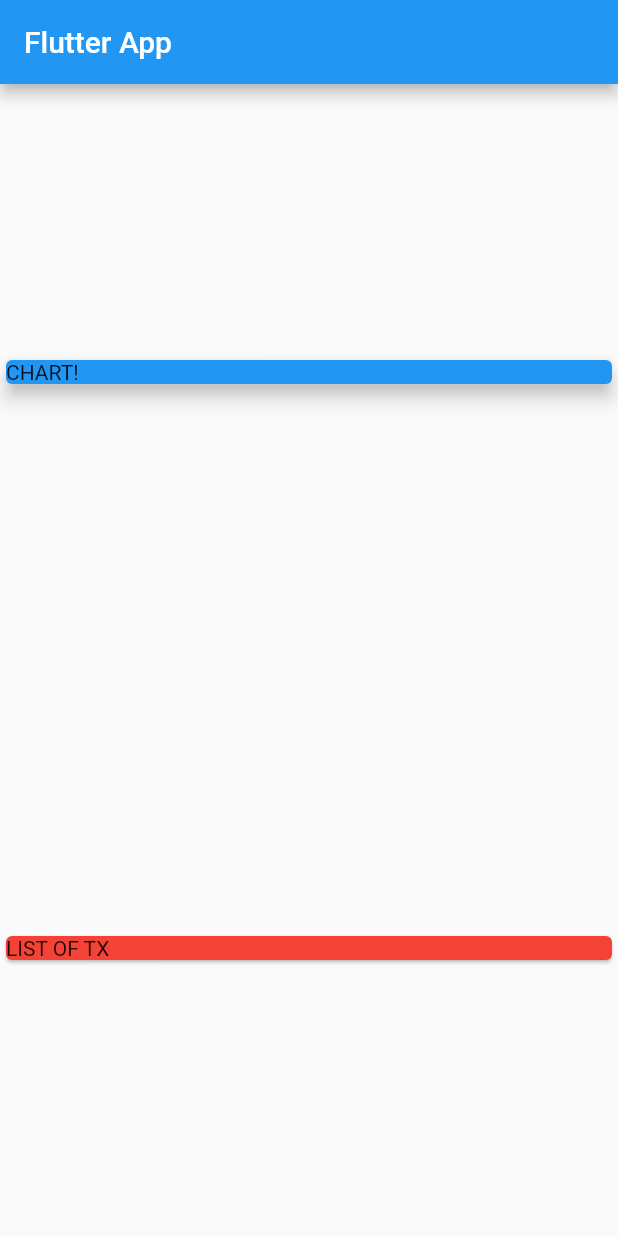
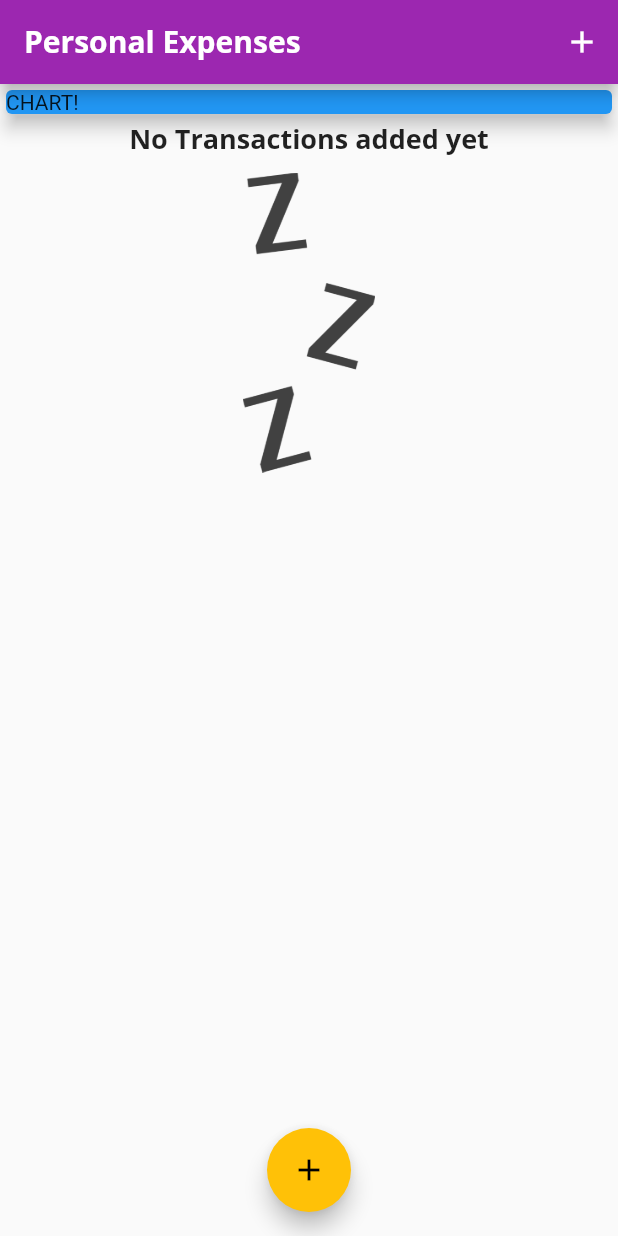
Before and after one commit to learndeeplearningbymyself/LearnFlutter, a Flutter app: the screen it shows after launch, on a phone screen of 412 x 824 dp. Run offline on Flutter 3.47's test engine with Material 2 defaults, Android fonts, the phone set to English and light mode, and no system bars.

Commit message:
Finish until section 98

```diff
--- a/expenise/lib/main.dart
+++ b/expenise/lib/main.dart
@@ -1,4 +1,9 @@
 import 'package:flutter/material.dart';
+
+import './widgets/new_transaction.dart';
+import './widgets/transaction_list.dart';
+
+import './model/transaction.dart';
 
 void main() => runApp(Expenise());
 
@@ -6,21 +11,92 @@ class Expenise extends StatelessWidget {
   @override
   Widget build(BuildContext context) {
     return MaterialApp(
-      title: 'Flutter App',
+      title: 'Personal Expenses',
+      theme: ThemeData(
+        primarySwatch: Colors.purple,
+        accentColor: Colors.amber,
+        fontFamily: 'Quicksand',
+        textTheme: ThemeData.light().textTheme.copyWith(
+          title: TextStyle(
+            fontFamily: 'OpenSans',
+            fontWeight: FontWeight.bold,
+            fontSize: 18,
+          )
+        ),
+        appBarTheme: AppBarTheme(
+          textTheme: ThemeData.light().textTheme.copyWith(
+            title: TextStyle(
+              fontFamily: 'OpenSans',
+              fontSize: 20,
+              fontWeight: FontWeight.bold,
+            )
+          ),
+        )
+      ),
       home: HomePage(),
     );
   }
 }
 
-class HomePage extends StatelessWidget {
+class HomePage extends StatefulWidget {
+  @override
+  _HomePageState createState() => _HomePageState();
+}
+
+class _HomePageState extends State<HomePage> {
+  final List<Transaction> _userTransactions = [
+    // Transaction(
+    //   title: 'New Shoes',
+    //   id: 't1',
+    //   amount: 69.99,
+    //   date: DateTime.now()
+    // ),
+    // Transaction(
+    //   title: 'Weekly Groceries',
+    //   id: 't2',
+    //   amount: 16.53,
+    //   date: DateTime.now()
+    // ),
+  ];
+
+  void _addNewTransaction(String txTitle, double txAmount) {
+    final newTx = Transaction(
+      title: txTitle,
+      amount: txAmount,
+      date: DateTime.now(),
+      id: DateTime.now().toString(),
+    );
+
+    setState(() {
+      _userTransactions.add(newTx);
+    });
+  }
+
+  void _startAddNewTransaction(BuildContext ctx) {
+    showModalBottomSheet(context: ctx, builder: (_) {
+      return GestureDetector(
+        onTap: () {},
+        child: NewTransaction(_addNewTransaction),
+        behavior: HitTestBehavior.opaque,
+      );
+    },);
+  }
+
   @override
   Widget build(BuildContext context) {
     return Scaffold(
         appBar: AppBar(
-          title: Text('Flutter App'),
+          title: Text('Personal Expenses'),
+          actions: <Widget>[
+            IconButton(
+              icon: Icon(Icons.add),
+              onPressed: () => _startAddNewTransaction(context),
             ),
-        body: Column(
-          mainAxisAlignment: MainAxisAlignment.spaceAround,
+          ],
+        ),
+        body: SingleChildScrollView(
+          child: Column(
+            mainAxisAlignment: MainAxisAlignment.start,
             crossAxisAlignment: CrossAxisAlignment.stretch,
             children: <Widget>[
               Container(
@@ -31,11 +107,15 @@ class HomePage extends StatelessWidget {
                   elevation: 5,
                 ),
               ),
-            Card(
-              color: Colors.red,
-              child: Text('LIST OF TX'),
-            )
-          ],
-        ));
+              TransactionList(_userTransactions),
+            ]
+          ),
+        ),
+        floatingActionButtonLocation: FloatingActionButtonLocation.centerFloat,
+        floatingActionButton: FloatingActionButton(
+          child: Icon(Icons.add),
+          onPressed: () => _startAddNewTransaction(context),
+        ),
+      );
   }
 }
--- /dev/null
+++ b/expenise/lib/model/transaction.dart
@@ -0,0 +1,15 @@
+import 'package:flutter/foundation.dart';
+
+class Transaction {
+  final String id;
+  final String title;
+  final double amount;
+  final DateTime date;
+
+  Transaction({
+    @required this.id,
+    @required this.title,
+    @required this.amount,
+    @required this.date
+  });
+}
--- /dev/null
+++ b/expenise/lib/widgets/transaction_list.dart
@@ -0,0 +1,80 @@
+import 'package:flutter/material.dart';
+import 'package:intl/intl.dart';
+
+import '../model/transaction.dart';
+
+class TransactionList extends StatelessWidget {
+  final List<Transaction> transactions;
+
+  TransactionList(this.transactions);
+
+  @override
+  Widget build(BuildContext context) {
+    return Container(
+      height: 300,
+      child: transactions.isEmpty ? Column(children: <Widget>[
+        Text(
+          'No Transactions added yet',
+          style: Theme.of(context).textTheme.title
+        ),
+        SizedBox(
+          height: 10,
+        ),
+        Container(
+          height: 200,
+          child: Image.asset(
+            'assets/images/waiting.png',
+            fit: BoxFit.cover,
+          ),
+        ),
+      ],) : ListView.builder(
+        itemBuilder: (ctx, index) {
+          return Card(
+            child: Row(children: <Widget>[
+              Container(
+                padding: EdgeInsets.all(10),
+                margin: EdgeInsets.symmetric(
+                  vertical: 10,
+                  horizontal: 15
+                ),
+                decoration: BoxDecoration(
+                  border: Border.all(
+                    color: Theme.of(context).primaryColor,
+                    width: 2
+                  )
+                ),
+                child: Text(
+                    '\$${transactions[index].amount.toStringAsFixed(2)}',
+                    style: TextStyle(
+                      fontWeight: FontWeight.bold,
+                      fontSize: 20,
+                      color: Theme.of(context).primaryColor,
+                    ),
+                  ),
+              ),
+              Column(
+                crossAxisAlignment: CrossAxisAlignment.start,
+                children: <Widget>[
+                  Text(
+                    transactions[index].title,
+                    style: TextStyle(
+                      fontSize: 16,
+                      fontWeight: FontWeight.bold,
+                    )
+                  ),
+                  Text(
+                    DateFormat.yMMMd().format(transactions[index].date),
+                    style: TextStyle(
+                      color: Colors.grey,
+                    ),
+                  ),
+                ],
+              )
+            ],)
+          );
+        },
+        itemCount: transactions.length,
+      )
+    );
+  }
+}
```
Also changed, not shown: expenise/lib/widgets/chart.dart (added, +40 -0 lines), expenise/lib/widgets/new_transaction.dart (added, +66 -0 lines), expenise/lib/widgets/user_transaction.dart (added, +22 -0 lines), expenise/pubspec.yaml (+15 -8 lines), expenise/assets/fonts/OpenSans-Bold.ttf (added), expenise/assets/fonts/OpenSans-Regular.ttf (added), expenise/assets/fonts/Quicksand-Bold.ttf (added), expenise/assets/fonts/Quicksand-Light.ttf (added), expenise/assets/fonts/Quicksand-Medium.ttf (added), expenise/assets/fonts/Quicksand-Regular.ttf (added), expenise/assets/images/waiting.png (added), expenise/pubspec.lock, 3 other files. Lines whose indentation alone changed are shown as unchanged.
